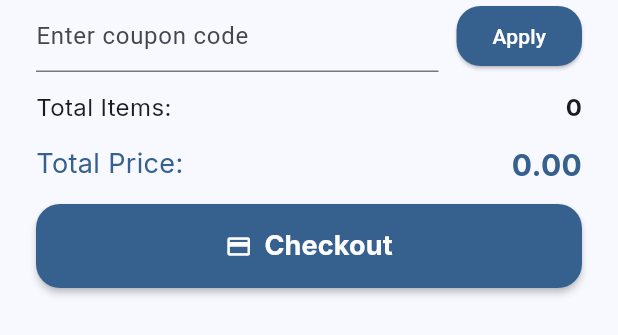
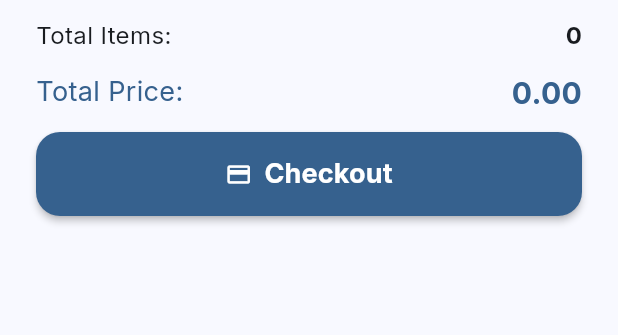
Before and after one commit to Lib1221/ecommerce-full-stack-mobile, a Flutter app: the CartSummary widget shown alone on an empty page, opened directly with empty values, on a phone screen of 412 x 824 dp. Shown: the top 335 px of the screen. Run offline on Flutter 3.47's test engine with Material 3 defaults, Android fonts, the phone set to English and light mode, and no system bars; our stand-ins replace cached_network_image, dio, get, get_storage, google_fonts; missing offline and left inert: flutter_stripe; accounts and stored records are empty; network calls fail.

Commit message:
Remove coupon input functionality from CartSummary widget to streamline the cart view interface.

```diff
--- a/flutter-food_delivery/lib/presentation/pages/cartview/cart_summary.dart
+++ b/flutter-food_delivery/lib/presentation/pages/cartview/cart_summary.dart
@@ -20,34 +20,7 @@ class CartSummary extends StatelessWidget {
       child: Column(
         crossAxisAlignment: CrossAxisAlignment.stretch,
         children: [
-          Row(
-            children: [
-              Expanded(
-                child: TextField(
-                  controller: couponController,
-                  decoration: InputDecoration(
-                    hintText: 'Enter coupon code',
-                  ),
-                ),
-              ),
-              SizedBox(width: 12),
-              ElevatedButton(
-                onPressed: () {
-                  // UI only, no backend logic
-                  ScaffoldMessenger.of(context).showSnackBar(
-                    SnackBar(content: Text('Coupon applied (UI only)')),
-                  );
-                },
-                style: ElevatedButton.styleFrom(
-                  backgroundColor: theme.primaryColor,
-                  foregroundColor: theme.colorScheme.onPrimary,
-                  shape: RoundedRectangleBorder(
-                      borderRadius: BorderRadius.circular(kCardRadius)),
-                ),
-                child: Text('Apply'),
-              ),
-            ],
-          ),
+          // Coupon input removed
           SizedBox(height: kItemSpacing),
           Row(
             mainAxisAlignment: MainAxisAlignment.spaceBetween,
```
